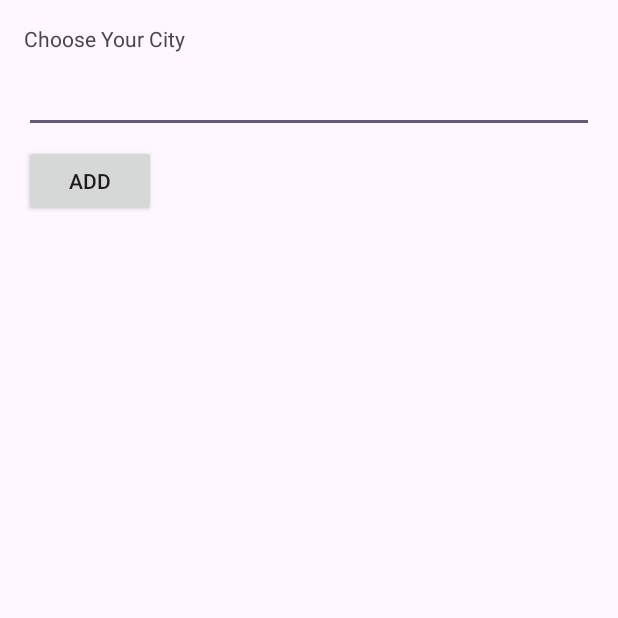
After one commit to BManoj04/FoodDonation, an Android app: the foodDonationCount2ConfigureActivity screen opened directly, with no data from a screen before it, on a phone screen of 412 x 824 dp, the top half of it. The commit adds this screen. Run offline under Robolectric (Android 15) with nearby library versions, the phone set to English and light mode, and no system bars; 1 statement that could not run was skipped.

Commit message:
101% core functionality completed

```diff
--- /dev/null
+++ b/app/src/main/java/com/example/fooddonation/foodDonationCount2ConfigureActivity.java
@@ -0,0 +1,103 @@
+package com.example.fooddonation;
+
+import android.app.Activity;
+import android.appwidget.AppWidgetManager;
+import android.content.Context;
+import android.content.Intent;
+import android.content.SharedPreferences;
+import android.os.Bundle;
+import android.view.View;
+import android.widget.EditText;
+
+import com.example.fooddonation.databinding.FoodDonationCount2ConfigureBinding;
+
+/**
+ * The configuration screen for the {@link foodDonationCount2 foodDonationCount2} AppWidget.
+ */
+public class foodDonationCount2ConfigureActivity extends Activity {
+
+    private static final String PREFS_NAME = "com.example.fooddonation.foodDonationCount2";
+    private static final String PREF_PREFIX_KEY = "appwidget_";
+    int mAppWidgetId = AppWidgetManager.INVALID_APPWIDGET_ID;
+    EditText mAppWidgetText;
+    View.OnClickListener mOnClickListener = new View.OnClickListener() {
+        public void onClick(View v) {
+            final Context context = foodDonationCount2ConfigureActivity.this;
+
+            // When the button is clicked, store the string locally
+            String widgetText = mAppWidgetText.getText().toString();
+            saveTitlePref(context, mAppWidgetId, widgetText);
+
+            // It is the responsibility of the configuration activity to update the app widget
+            AppWidgetManager appWidgetManager = AppWidgetManager.getInstance(context);
+            foodDonationCount2.updateAppWidget(context, appWidgetManager, mAppWidgetId);
+
+            // Make sure we pass back the original appWidgetId
+            Intent resultValue = new Intent();
+            resultValue.putExtra(AppWidgetManager.EXTRA_APPWIDGET_ID, mAppWidgetId);
+            setResult(RESULT_OK, resultValue);
+            finish();
+        }
+    };
+    private FoodDonationCount2ConfigureBinding binding;
+
+    public foodDonationCount2ConfigureActivity() {
+        super();
+    }
+
+    // Write the prefix to the SharedPreferences object for this widget
+    static void saveTitlePref(Context context, int appWidgetId, String text) {
+        SharedPreferences.Editor prefs = context.getSharedPreferences(PREFS_NAME, 0).edit();
+        prefs.putString(PREF_PREFIX_KEY + appWidgetId, text);
+        prefs.apply();
+    }
+
+    // Read the prefix from the SharedPreferences object for this widget.
+    // If there is no preference saved, get the default from a resource
+    static String loadTitlePref(Context context, int appWidgetId) {
+        SharedPreferences prefs = context.getSharedPreferences(PREFS_NAME, 0);
+        String titleValue = prefs.getString(PREF_PREFIX_KEY + appWidgetId, null);
+        if (titleValue != null) {
+            return titleValue;
+        } else {
+            return context.getString(R.string.appwidget_text);
+        }
+    }
+
+    static void deleteTitlePref(Context context, int appWidgetId) {
+        SharedPreferences.Editor prefs = context.getSharedPreferences(PREFS_NAME, 0).edit();
+        prefs.remove(PREF_PREFIX_KEY + appWidgetId);
+        prefs.apply();
+    }
+
+    @Override
+    public void onCreate(Bundle icicle) {
+        super.onCreate(icicle);
+
+        // Set the result to CANCELED.  This will cause the widget host to cancel
+        // out of the widget placement if the user presses the back button.
+        setResult(RESULT_CANCELED);
+
+        binding = FoodDonationCount2ConfigureBinding.inflate(getLayoutInflater());
+        setContentView(binding.getRoot());
+
+        mAppWidgetText = binding.appwidgetText;
+        binding.addButton.setOnClickListener(mOnClickListener);
+
+        // Find the widget id from the intent.
+        Intent intent = getIntent();
+        Bundle extras = intent.getExtras();
+        if (extras != null) {
+            mAppWidgetId = extras.getInt(
+                    AppWidgetManager.EXTRA_APPWIDGET_ID, AppWidgetManager.INVALID_APPWIDGET_ID);
+        }
+
+        // If this activity was started with an intent without an app widget ID, finish with an error.
+        if (mAppWidgetId == AppWidgetManager.INVALID_APPWIDGET_ID) {
+            finish();
+            return;
+        }
+
+        mAppWidgetText.setText(loadTitlePref(foodDonationCount2ConfigureActivity.this, mAppWidgetId));
+    }
+}
--- /dev/null
+++ b/app/src/main/res/layout/food_donation_count2_configure.xml
@@ -0,0 +1,28 @@
+<?xml version="1.0" encoding="utf-8"?>
+<LinearLayout xmlns:android="http://schemas.android.com/apk/res/android"
+    android:layout_width="match_parent"
+    android:layout_height="wrap_content"
+    android:orientation="vertical"
+    android:padding="16dp">
+
+    <TextView
+        android:layout_width="match_parent"
+        android:layout_height="wrap_content"
+        android:layout_marginBottom="8dp"
+        android:labelFor="@id/appwidget_text"
+        android:text="@string/configure" />
+
+    <EditText
+        android:id="@+id/appwidget_text"
+        android:layout_width="match_parent"
+        android:layout_height="wrap_content"
+        android:inputType="text" />
+
+    <Button
+        android:id="@+id/add_button"
+        android:layout_width="wrap_content"
+        android:layout_height="wrap_content"
+        android:layout_marginTop="8dp"
+        android:text="@string/add_widget" />
+
+</LinearLayout>
--- a/app/src/main/res/values/strings.xml
+++ b/app/src/main/res/values/strings.xml
@@ -11,7 +11,10 @@
     <string name="menu_gallery">Info</string>
     <string name="menu_slideshow">About Us</string>
     <string name="appwidget_text">Donate Love</string>
-    <string name="add_widget">Add widget</string>
+    <string name="appwidget_text2">Donate Love</string>
+    <string name="add_widget">Add</string>
     <string name="app_widget_description">"Stay informed and make a difference: Track available food donations with our widget at your fingertips."</string>
+    <string name="app_widget_description2">"Stay informed and make a difference: Track available food donations with our widget at your fingertips."</string>
     <string name="mapApi">AIzaSyDa--67ZamwTXOBXiGk-WwoqFRYHXFz1qA</string>
+    <string name="configure">Choose Your City</string>
 </resources>
```
Also changed, not shown: app/src/main/AndroidManifest.xml (+29 -6 lines), app/src/main/java/com/example/fooddonation/foodDonationCount2.java (added, +213 -0 lines), app/src/main/res/layout/food_donation_count2.xml (added, +22 -0 lines), app/src/main/res/xml/food_donation_count2_info.xml (added, +15 -0 lines).
